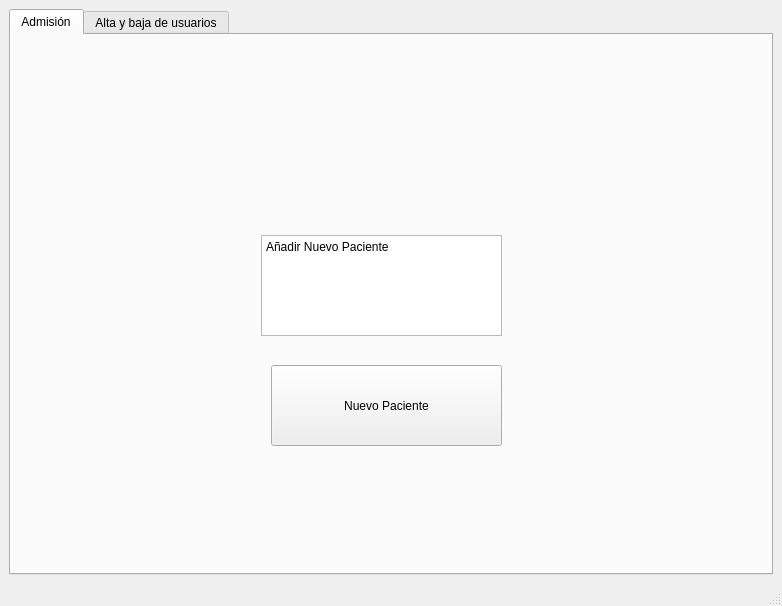
mbatla00/cediza_IS, file src/vista/ui/admin/DashboardAdmin.ui: the form before one commit.
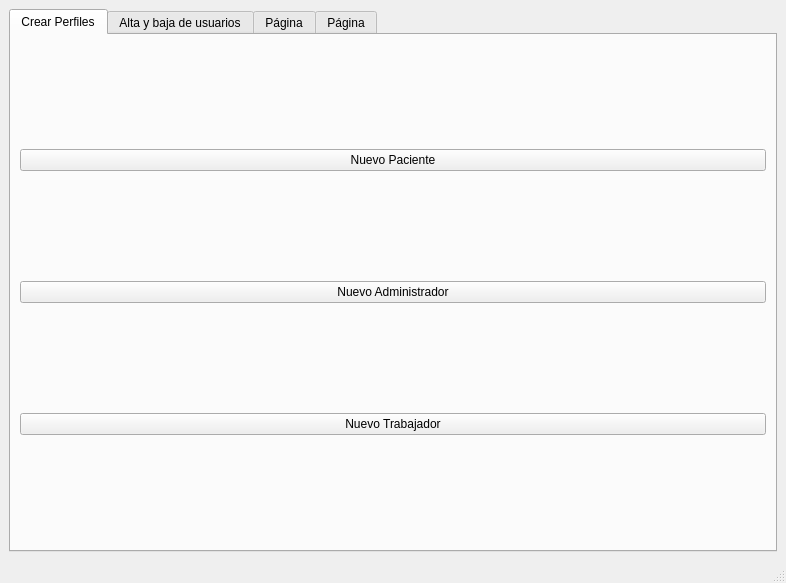
The form after the commit.

Commit message: creadas las ventanas (algunas vacias) de admin y implementada la entrada para alta de trabajadores

Diff of the .ui file:
```diff
--- a/src/vista/ui/admin/DashboardAdmin.ui
+++ b/src/vista/ui/admin/DashboardAdmin.ui
@@ -6,8 +6,8 @@
    <rect>
     <x>0</x>
     <y>0</y>
-    <width>782</width>
-    <height>606</height>
+    <width>786</width>
+    <height>583</height>
    </rect>
   </property>
   <property name="windowTitle">
@@ -17,46 +17,56 @@
    <layout class="QGridLayout" name="gridLayout">
     <item row="0" column="0">
      <widget class="QTabWidget" name="tabWidget">
+      <property name="tabPosition">
+       <enum>QTabWidget::TabPosition::North</enum>
+      </property>
+      <property name="tabShape">
+       <enum>QTabWidget::TabShape::Rounded</enum>
+      </property>
       <property name="currentIndex">
        <number>0</number>
       </property>
       <widget class="QWidget" name="tab">
+       <property name="font">
+        <font>
+         <kerning>true</kerning>
+        </font>
+       </property>
        <attribute name="title">
-        <string>Admisión</string>
+        <string>Crear Perfiles</string>
        </attribute>
-       <widget class="QPushButton" name="btn_nuevo_paciente">
-        <property name="geometry">
-         <rect>
-          <x>260</x>
-          <y>330</y>
-          <width>231</width>
-          <height>81</height>
-         </rect>
+       <layout class="QGridLayout" name="gridLayout_2" rowstretch="0,0,0" columnstretch="0" columnminimumwidth="0">
+        <property name="topMargin">
+         <number>8</number>
         </property>
-        <property name="text">
-         <string>Nuevo Paciente</string>
+        <property name="bottomMargin">
+         <number>9</number>
         </property>
-       </widget>
-       <widget class="QTextEdit" name="textEdit">
-        <property name="geometry">
-         <rect>
-          <x>250</x>
-          <y>200</y>
-          <width>241</width>
-          <height>101</height>
-         </rect>
+        <property name="verticalSpacing">
+         <number>4</number>
         </property>
-        <property name="html">
-         <string>&lt;!DOCTYPE HTML PUBLIC &quot;-//W3C//DTD HTML 4.0//EN&quot; &quot;http://www.w3.org/TR/REC-html40/strict.dtd&quot;&gt;
-&lt;html&gt;&lt;head&gt;&lt;meta name=&quot;qrichtext&quot; content=&quot;1&quot; /&gt;&lt;meta charset=&quot;utf-8&quot; /&gt;&lt;style type=&quot;text/css&quot;&gt;
-p, li { white-space: pre-wrap; }
-hr { height: 1px; border-width: 0; }
-li.unchecked::marker { content: &quot;\2610&quot;; }
-li.checked::marker { content: &quot;\2612&quot;; }
-&lt;/style&gt;&lt;/head&gt;&lt;body style=&quot; font-family:'Segoe UI'; font-size:9pt; font-weight:400; font-style:normal;&quot;&gt;
-&lt;p style=&quot; margin-top:0px; margin-bottom:0px; margin-left:0px; margin-right:0px; -qt-block-indent:0; text-indent:0px;&quot;&gt;Añadir Nuevo Paciente&lt;/p&gt;&lt;/body&gt;&lt;/html&gt;</string>
-        </property>
-       </widget>
+        <item row="2" column="0">
+         <widget class="QPushButton" name="btn_nuevo_trabajador">
+          <property name="text">
+           <string>Nuevo Trabajador</string>
+          </property>
+         </widget>
+        </item>
+        <item row="0" column="0">
+         <widget class="QPushButton" name="btn_nuevo_paciente">
+          <property name="text">
+           <string>Nuevo Paciente</string>
+          </property>
+         </widget>
+        </item>
+        <item row="1" column="0">
+         <widget class="QPushButton" name="btn_nuevo_admin">
+          <property name="text">
+           <string>Nuevo Administrador</string>
+          </property>
+         </widget>
+        </item>
+       </layout>
       </widget>
       <widget class="QWidget" name="tab_2">
        <attribute name="title">
@@ -98,6 +108,16 @@
         </column>
        </widget>
       </widget>
+      <widget class="QWidget" name="tab_7">
+       <attribute name="title">
+        <string>Página</string>
+       </attribute>
+      </widget>
+      <widget class="QWidget" name="tab_8">
+       <attribute name="title">
+        <string>Página</string>
+       </attribute>
+      </widget>
      </widget>
     </item>
    </layout>
```
Left out of the diff: 10 changed lines with no effect on the pictures. The commit also changes 4 other files.
